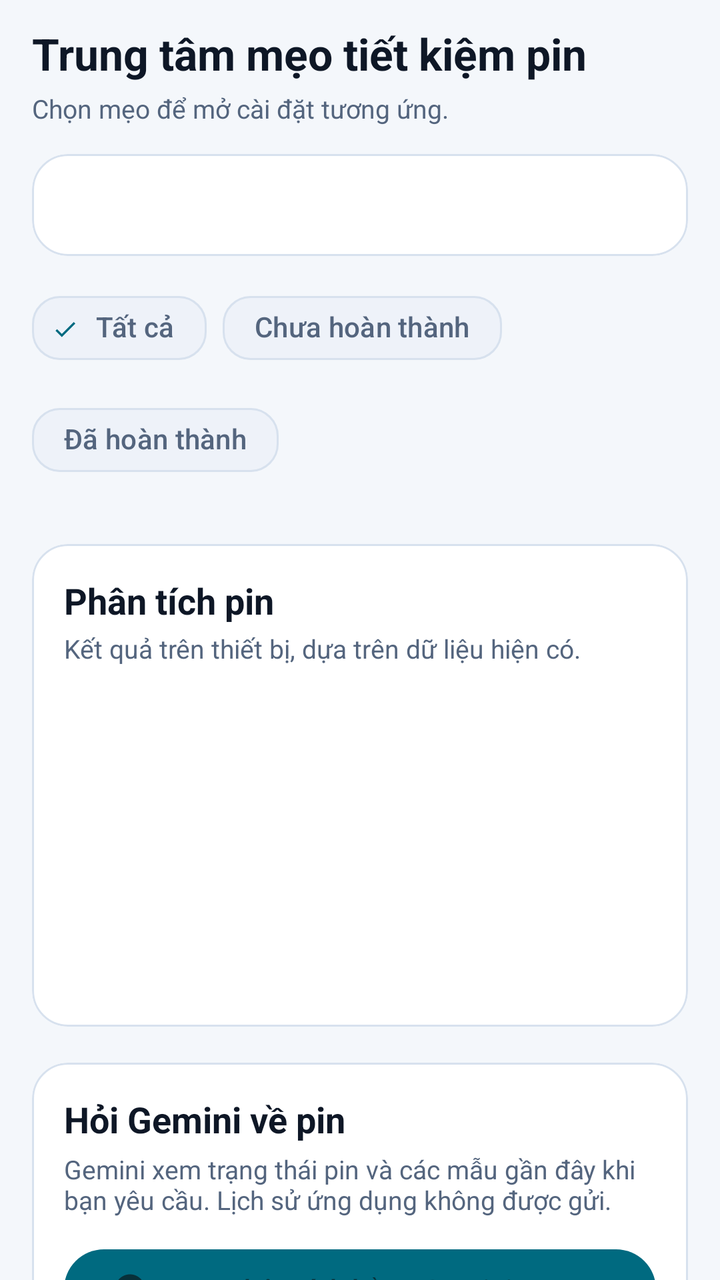
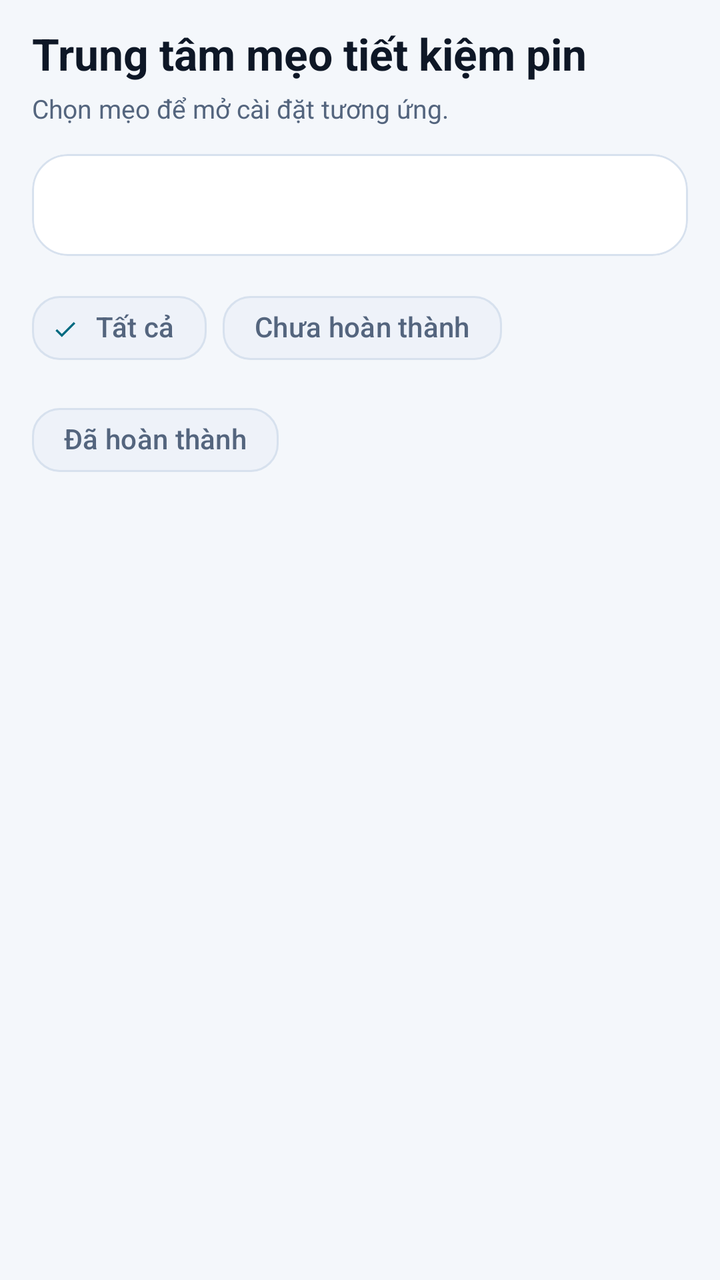

Before-and-after screenshots of an Android layout around one commit, followed by the original layout XML and the change that was made.
<!-- AndroidManifest.xml: application theme Theme.TH7 -->
<!-- res/layout/fragment_battery_coach.xml -->
﻿<?xml version="1.0" encoding="utf-8"?>
<androidx.core.widget.NestedScrollView xmlns:android="http://schemas.android.com/apk/res/android" xmlns:app="http://schemas.android.com/apk/res-auto" android:layout_width="match_parent" android:layout_height="match_parent" android:background="@color/tech_bg" android:fillViewport="true">
  <LinearLayout android:layout_width="match_parent" android:layout_height="wrap_content" android:orientation="vertical" android:paddingStart="16dp" android:paddingTop="12dp" android:paddingEnd="16dp" android:paddingBottom="24dp">
    <TextView android:layout_width="match_parent" android:layout_height="wrap_content" android:text="@string/tips_title" android:textColor="@color/tech_text_primary" android:textSize="22sp" android:textStyle="bold" />
    <TextView android:layout_width="match_parent" android:layout_height="wrap_content" android:layout_marginTop="4dp" android:text="@string/tips_subtitle" android:textColor="@color/tech_text_secondary" android:textSize="13sp" />
    <com.google.android.material.card.MaterialCardView style="@style/TechCard" android:layout_width="match_parent" android:layout_height="wrap_content" android:layout_marginTop="14dp">
      <LinearLayout android:layout_width="match_parent" android:layout_height="wrap_content" android:orientation="horizontal" android:padding="16dp">
        <TextView android:id="@+id/tipsCompletedSummary" android:layout_width="0dp" android:layout_height="wrap_content" android:layout_weight="1" android:textColor="@color/tech_green" android:textSize="14sp" android:textStyle="bold" />
        <TextView android:id="@+id/tipsAttentionSummary" android:layout_width="0dp" android:layout_height="wrap_content" android:layout_weight="1" android:gravity="end" android:textColor="@color/tech_yellow" android:textSize="14sp" android:textStyle="bold" />
      </LinearLayout>
    </com.google.android.material.card.MaterialCardView>
    <com.google.android.material.chip.ChipGroup android:id="@+id/tipsFilterGroup" android:layout_width="match_parent" android:layout_height="wrap_content" android:layout_marginTop="12dp" app:selectionRequired="true" app:singleSelection="true">
      <com.google.android.material.chip.Chip android:id="@+id/tipsFilterAll" style="@style/TechChip" android:layout_width="wrap_content" android:layout_height="wrap_content" android:checked="true" android:text="@string/filter_all" />
      <com.google.android.material.chip.Chip android:id="@+id/tipsFilterPending" style="@style/TechChip" android:layout_width="wrap_content" android:layout_height="wrap_content" android:text="@string/tips_filter_pending" />
      <com.google.android.material.chip.Chip android:id="@+id/tipsFilterDone" style="@style/TechChip" android:layout_width="wrap_content" android:layout_height="wrap_content" android:text="@string/tips_filter_done" />
    </com.google.android.material.chip.ChipGroup>
    <TextView android:id="@+id/tipsEmpty" android:layout_width="match_parent" android:layout_height="wrap_content" android:gravity="center" android:padding="20dp" android:text="@string/tips_empty" android:textColor="@color/tech_text_secondary" android:visibility="gone" />
    <androidx.recyclerview.widget.RecyclerView android:id="@+id/recyclerTips" android:layout_width="match_parent" android:layout_height="wrap_content" android:layout_marginTop="10dp" android:nestedScrollingEnabled="false" />
    <com.google.android.material.card.MaterialCardView style="@style/TechCard" android:layout_width="match_parent" android:layout_height="wrap_content" android:layout_marginTop="18dp">
      <LinearLayout android:layout_width="match_parent" android:layout_height="wrap_content" android:orientation="vertical" android:padding="16dp">
        <TextView android:layout_width="match_parent" android:layout_height="wrap_content" android:text="@string/analysis_card_title" android:textColor="@color/tech_text_primary" android:textSize="18sp" android:textStyle="bold" />
        <TextView android:layout_width="match_parent" android:layout_height="wrap_content" android:layout_marginTop="3dp" android:text="@string/analysis_card_subtitle" android:textColor="@color/tech_text_secondary" android:textSize="13sp" />
        <TextView android:id="@+id/offlineAnalysisSummary" android:layout_width="match_parent" android:layout_height="wrap_content" android:layout_marginTop="12dp" android:textColor="@color/tech_text_primary" android:textSize="14sp" android:textStyle="bold" />
        <TextView android:id="@+id/offlineAnalysisQuality" android:layout_width="match_parent" android:layout_height="wrap_content" android:layout_marginTop="5dp" android:textColor="@color/tech_text_secondary" android:textSize="13sp" />
        <TextView android:id="@+id/offlineAnalysisAvailable" android:layout_width="match_parent" android:layout_height="wrap_content" android:layout_marginTop="8dp" android:textColor="@color/tech_text_secondary" android:textSize="12sp" android:lineSpacingExtra="2dp" />
        <TextView android:id="@+id/offlineAnalysisFindings" android:layout_width="match_parent" android:layout_height="wrap_content" android:layout_marginTop="12dp" android:textColor="@color/tech_text_primary" android:textSize="14sp" android:lineSpacingExtra="2dp" />
        <TextView android:id="@+id/offlineAnalysisRecommendations" android:layout_width="match_parent" android:layout_height="wrap_content" android:layout_marginTop="10dp" android:textColor="@color/tech_text_primary" android:textSize="14sp" android:lineSpacingExtra="2dp" />
        <TextView android:id="@+id/offlineAnalysisUnavailable" android:layout_width="match_parent" android:layout_height="wrap_content" android:layout_marginTop="10dp" android:textColor="@color/tech_text_secondary" android:textSize="12sp" android:lineSpacingExtra="2dp" />
      </LinearLayout>
    </com.google.android.material.card.MaterialCardView>
    <com.google.android.material.card.MaterialCardView style="@style/TechCard" android:layout_width="match_parent" android:layout_height="wrap_content" android:layout_marginTop="18dp">
      <LinearLayout android:layout_width="match_parent" android:layout_height="wrap_content" android:orientation="vertical" android:padding="16dp">
        <TextView android:layout_width="match_parent" android:layout_height="wrap_content" android:text="@string/gemini_card_title" android:textColor="@color/tech_text_primary" android:textSize="18sp" android:textStyle="bold" />
        <TextView android:layout_width="match_parent" android:layout_height="wrap_content" android:layout_marginTop="4dp" android:text="@string/gemini_card_description" android:textColor="@color/tech_text_secondary" android:textSize="13sp" />
        <com.google.android.material.button.MaterialButton android:id="@+id/buttonGeminiAnalysis" android:layout_width="match_parent" android:layout_height="wrap_content" android:layout_marginTop="12dp" android:text="@string/gemini_analyze" app:icon="@drawable/ic_coach" />
        <ProgressBar android:id="@+id/geminiProgress" style="?android:attr/progressBarStyleHorizontal" android:layout_width="match_parent" android:layout_height="wrap_content" android:indeterminate="true" android:visibility="gone" />
        <TextView android:id="@+id/geminiStatus" android:layout_width="match_parent" android:layout_height="wrap_content" android:layout_marginTop="6dp" android:textColor="@color/tech_text_secondary" android:textSize="13sp" android:visibility="gone" />
        <TextView android:id="@+id/geminiResultTitle" android:layout_width="match_parent" android:layout_height="wrap_content" android:layout_marginTop="10dp" android:text="@string/gemini_result_title" android:textColor="@color/tech_text_primary" android:textSize="15sp" android:textStyle="bold" android:visibility="gone" />
        <TextView android:id="@+id/geminiResult" android:layout_width="match_parent" android:layout_height="wrap_content" android:layout_marginTop="5dp" android:lineSpacingExtra="3dp" android:textColor="@color/tech_text_primary" android:textSize="14sp" android:visibility="gone" />
      </LinearLayout>
    </com.google.android.material.card.MaterialCardView>
  </LinearLayout>
</androidx.core.widget.NestedScrollView>
<!-- resources referenced by this layout -->
<resources>
  <color name="tech_bg">#F4F7FB</color>
  <color name="tech_green">#087A43</color>
  <color name="tech_text_primary">#0E1726</color>
  <color name="tech_text_secondary">#54657E</color>
  <color name="tech_yellow">#8A5A00</color>
  <!-- drawable ic_coach (drawable) -->
  <vector xmlns:android="http://schemas.android.com/apk/res/android"
      android:width="24dp"
      android:height="24dp"
      android:viewportWidth="24"
      android:viewportHeight="24">
      <path
          android:fillColor="@color/tech_cyan"
          android:pathData="M12,2C6.48,2 2,6.48 2,12c0,3.31 1.61,6.24 4.09,8.04V21c0,0.55 0.45,1 1,1h1.82c0.55,0 1,-0.45 1,-1v-0.54c0.68,0.18 1.37,0.3 2.09,0.3s1.41,-0.12 2.09,-0.3V21c0,0.55 0.45,1 1,1H17c0.55,0 1,-0.45 1,-1v-0.96C20.39,18.24 22,15.31 22,12C22,6.48 17.52,2 12,2zm-2.5,13c-0.83,0 -1.5,-0.67 -1.5,-1.5S8.67,12 9.5,12s1.5,0.67 1.5,1.5S10.33,15 9.5,15zm5,0c-0.83,0 -1.5,-0.67 -1.5,-1.5s0.67,-1.5 1.5,-1.5 1.5,0.67 1.5,1.5 -0.67,1.5 -1.5,1.5z"/>
  </vector>
  <string name="analysis_card_subtitle">Kết quả trên thiết bị, dựa trên dữ liệu hiện có.</string>
  <string name="analysis_card_title">Phân tích pin</string>
  <string name="filter_all">Tất cả</string>
  <string name="gemini_analyze">Phân tích bằng Gemini AI</string>
  <string name="gemini_card_description">Gemini xem trạng thái pin và các mẫu gần đây khi bạn yêu cầu. Lịch sử ứng dụng không được gửi.</string>
  <string name="gemini_card_title">Hỏi Gemini về pin</string>
  <string name="gemini_result_title">Gợi ý từ Gemini</string>
  <string name="tips_empty">Không có mẹo nào trong bộ lọc này.</string>
  <string name="tips_filter_done">Đã hoàn thành</string>
  <string name="tips_filter_pending">Chưa hoàn thành</string>
  <string name="tips_subtitle">Chọn mẹo để mở cài đặt tương ứng.</string>
  <string name="tips_title">Trung tâm mẹo tiết kiệm pin</string>
  <style name="TechCard" parent="Widget.Material3.CardView.Filled">
          <item name="cardBackgroundColor">@color/tech_bg_card</item>
          <item name="strokeColor">@color/tech_card_stroke</item>
          <item name="strokeWidth">@dimen/card_stroke_width</item>
          <item name="cardCornerRadius">@dimen/card_corner_radius</item>
          <item name="cardElevation">0dp</item>
      </style>
  <style name="TechChip" parent="Widget.Material3.Chip.Filter">
          <item name="chipBackgroundColor">@color/tech_bg_card_secondary</item>
          <item name="android:textColor">@color/tech_text_secondary</item>
          <item name="chipStrokeColor">@color/tech_card_stroke</item>
          <item name="chipStrokeWidth">1dp</item>
          <item name="chipCornerRadius">14dp</item>
      </style>
  <style name="Theme.TH7" parent="Base.Theme.TH7" />
  <color name="tech_cyan">#006A80</color>
  <color name="tech_bg_card">#FFFFFF</color>
  <color name="tech_card_stroke">#D7E1EE</color>
  <dimen name="card_stroke_width">1dp</dimen>
  <dimen name="card_corner_radius">18dp</dimen>
  <color name="tech_bg_card_secondary">#EEF2F9</color>
  <color name="tech_button_text">#08313A</color>
  <color name="tech_selection_bg">#D8F0F3</color>
  <color name="tech_blue">#006A80</color>
  <color name="tech_bg_surface">#FFFFFF</color>
  <color name="tech_nav_bg">#FFFFFF</color>
  <!-- unchanged entries left out for length: 1 -->
</resources>

<!-- the commit's change to res/layout/fragment_battery_coach.xml (unified diff, before → after) -->
@@ -1,4 +1,4 @@
-﻿<?xml version="1.0" encoding="utf-8"?>
+<?xml version="1.0" encoding="utf-8"?>
 <androidx.core.widget.NestedScrollView xmlns:android="http://schemas.android.com/apk/res/android" xmlns:app="http://schemas.android.com/apk/res-auto" android:layout_width="match_parent" android:layout_height="match_parent" android:background="@color/tech_bg" android:fillViewport="true">
   <LinearLayout android:layout_width="match_parent" android:layout_height="wrap_content" android:orientation="vertical" android:paddingStart="16dp" android:paddingTop="12dp" android:paddingEnd="16dp" android:paddingBottom="24dp">
     <TextView android:layout_width="match_parent" android:layout_height="wrap_content" android:text="@string/tips_title" android:textColor="@color/tech_text_primary" android:textSize="22sp" android:textStyle="bold" />
@@ -16,28 +16,5 @@
     </com.google.android.material.chip.ChipGroup>
     <TextView android:id="@+id/tipsEmpty" android:layout_width="match_parent" android:layout_height="wrap_content" android:gravity="center" android:padding="20dp" android:text="@string/tips_empty" android:textColor="@color/tech_text_secondary" android:visibility="gone" />
     <androidx.recyclerview.widget.RecyclerView android:id="@+id/recyclerTips" android:layout_width="match_parent" android:layout_height="wrap_content" android:layout_marginTop="10dp" android:nestedScrollingEnabled="false" />
-    <com.google.android.material.card.MaterialCardView style="@style/TechCard" android:layout_width="match_parent" android:layout_height="wrap_content" android:layout_marginTop="18dp">
-      <LinearLayout android:layout_width="match_parent" android:layout_height="wrap_content" android:orientation="vertical" android:padding="16dp">
-        <TextView android:layout_width="match_parent" android:layout_height="wrap_content" android:text="@string/analysis_card_title" android:textColor="@color/tech_text_primary" android:textSize="18sp" android:textStyle="bold" />
-        <TextView android:layout_width="match_parent" android:layout_height="wrap_content" android:layout_marginTop="3dp" android:text="@string/analysis_card_subtitle" android:textColor="@color/tech_text_secondary" android:textSize="13sp" />
-        <TextView android:id="@+id/offlineAnalysisSummary" android:layout_width="match_parent" android:layout_height="wrap_content" android:layout_marginTop="12dp" android:textColor="@color/tech_text_primary" android:textSize="14sp" android:textStyle="bold" />
-        <TextView android:id="@+id/offlineAnalysisQuality" android:layout_width="match_parent" android:layout_height="wrap_content" android:layout_marginTop="5dp" android:textColor="@color/tech_text_secondary" android:textSize="13sp" />
-        <TextView android:id="@+id/offlineAnalysisAvailable" android:layout_width="match_parent" android:layout_height="wrap_content" android:layout_marginTop="8dp" android:textColor="@color/tech_text_secondary" android:textSize="12sp" android:lineSpacingExtra="2dp" />
-        <TextView android:id="@+id/offlineAnalysisFindings" android:layout_width="match_parent" android:layout_height="wrap_content" android:layout_marginTop="12dp" android:textColor="@color/tech_text_primary" android:textSize="14sp" android:lineSpacingExtra="2dp" />
-        <TextView android:id="@+id/offlineAnalysisRecommendations" android:layout_width="match_parent" android:layout_height="wrap_content" android:layout_marginTop="10dp" android:textColor="@color/tech_text_primary" android:textSize="14sp" android:lineSpacingExtra="2dp" />
-        <TextView android:id="@+id/offlineAnalysisUnavailable" android:layout_width="match_parent" android:layout_height="wrap_content" android:layout_marginTop="10dp" android:textColor="@color/tech_text_secondary" android:textSize="12sp" android:lineSpacingExtra="2dp" />
       </LinearLayout>
-    </com.google.android.material.card.MaterialCardView>
-    <com.google.android.material.card.MaterialCardView style="@style/TechCard" android:layout_width="match_parent" android:layout_height="wrap_content" android:layout_marginTop="18dp">
-      <LinearLayout android:layout_width="match_parent" android:layout_height="wrap_content" android:orientation="vertical" android:padding="16dp">
-        <TextView android:layout_width="match_parent" android:layout_height="wrap_content" android:text="@string/gemini_card_title" android:textColor="@color/tech_text_primary" android:textSize="18sp" android:textStyle="bold" />
-        <TextView android:layout_width="match_parent" android:layout_height="wrap_content" android:layout_marginTop="4dp" android:text="@string/gemini_card_description" android:textColor="@color/tech_text_secondary" android:textSize="13sp" />
-        <com.google.android.material.button.MaterialButton android:id="@+id/buttonGeminiAnalysis" android:layout_width="match_parent" android:layout_height="wrap_content" android:layout_marginTop="12dp" android:text="@string/gemini_analyze" app:icon="@drawable/ic_coach" />
-        <ProgressBar android:id="@+id/geminiProgress" style="?android:attr/progressBarStyleHorizontal" android:layout_width="match_parent" android:layout_height="wrap_content" android:indeterminate="true" android:visibility="gone" />
-        <TextView android:id="@+id/geminiStatus" android:layout_width="match_parent" android:layout_height="wrap_content" android:layout_marginTop="6dp" android:textColor="@color/tech_text_secondary" android:textSize="13sp" android:visibility="gone" />
-        <TextView android:id="@+id/geminiResultTitle" android:layout_width="match_parent" android:layout_height="wrap_content" android:layout_marginTop="10dp" android:text="@string/gemini_result_title" android:textColor="@color/tech_text_primary" android:textSize="15sp" android:textStyle="bold" android:visibility="gone" />
-        <TextView android:id="@+id/geminiResult" android:layout_width="match_parent" android:layout_height="wrap_content" android:layout_marginTop="5dp" android:lineSpacingExtra="3dp" android:textColor="@color/tech_text_primary" android:textSize="14sp" android:visibility="gone" />
-      </LinearLayout>
-    </com.google.android.material.card.MaterialCardView>
-  </LinearLayout>
 </androidx.core.widget.NestedScrollView>
<!-- resource entries referenced after the edit -->
@@ -5,23 +5,7 @@
   <color name="tech_text_primary">#0E1726</color>
   <color name="tech_text_secondary">#54657E</color>
   <color name="tech_yellow">#8A5A00</color>
-  <!-- drawable ic_coach (drawable) -->
-  <vector xmlns:android="http://schemas.android.com/apk/res/android"
-      android:width="24dp"
-      android:height="24dp"
-      android:viewportWidth="24"
-      android:viewportHeight="24">
-      <path
-          android:fillColor="@color/tech_cyan"
-          android:pathData="M12,2C6.48,2 2,6.48 2,12c0,3.31 1.61,6.24 4.09,8.04V21c0,0.55 0.45,1 1,1h1.82c0.55,0 1,-0.45 1,-1v-0.54c0.68,0.18 1.37,0.3 2.09,0.3s1.41,-0.12 2.09,-0.3V21c0,0.55 0.45,1 1,1H17c0.55,0 1,-0.45 1,-1v-0.96C20.39,18.24 22,15.31 22,12C22,6.48 17.52,2 12,2zm-2.5,13c-0.83,0 -1.5,-0.67 -1.5,-1.5S8.67,12 9.5,12s1.5,0.67 1.5,1.5S10.33,15 9.5,15zm5,0c-0.83,0 -1.5,-0.67 -1.5,-1.5s0.67,-1.5 1.5,-1.5 1.5,0.67 1.5,1.5 -0.67,1.5 -1.5,1.5z"/>
-  </vector>
-  <string name="analysis_card_subtitle">Kết quả trên thiết bị, dựa trên dữ liệu hiện có.</string>
-  <string name="analysis_card_title">Phân tích pin</string>
   <string name="filter_all">Tất cả</string>
-  <string name="gemini_analyze">Phân tích bằng Gemini AI</string>
-  <string name="gemini_card_description">Gemini xem trạng thái pin và các mẫu gần đây khi bạn yêu cầu. Lịch sử ứng dụng không được gửi.</string>
-  <string name="gemini_card_title">Hỏi Gemini về pin</string>
-  <string name="gemini_result_title">Gợi ý từ Gemini</string>
   <string name="tips_empty">Không có mẹo nào trong bộ lọc này.</string>
   <string name="tips_filter_done">Đã hoàn thành</string>
   <string name="tips_filter_pending">Chưa hoàn thành</string>
